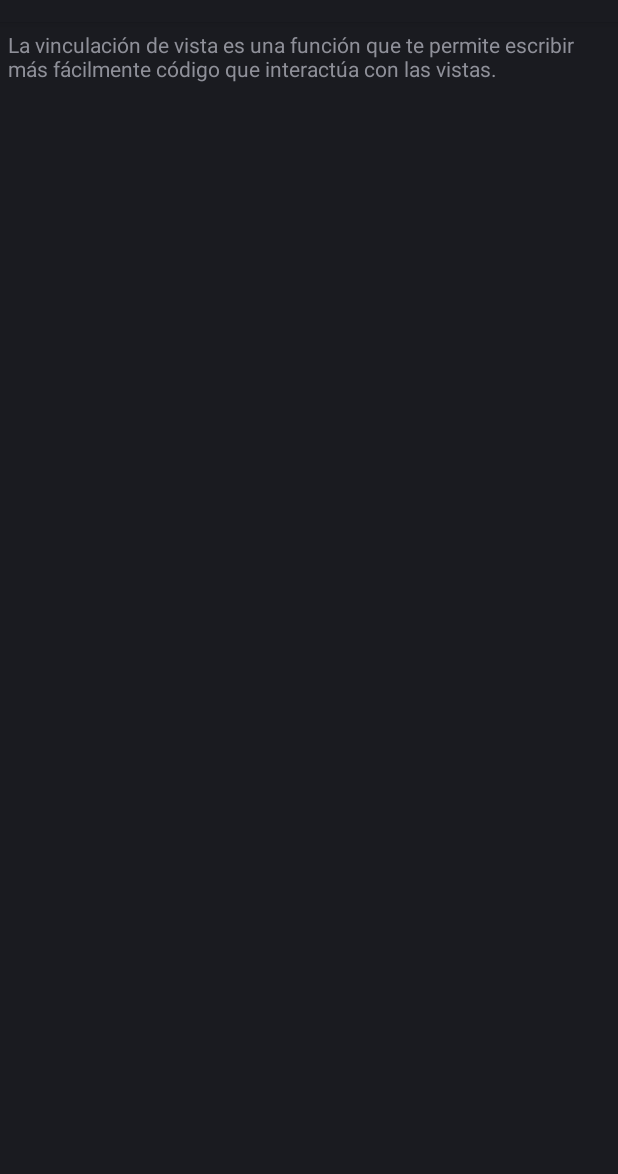
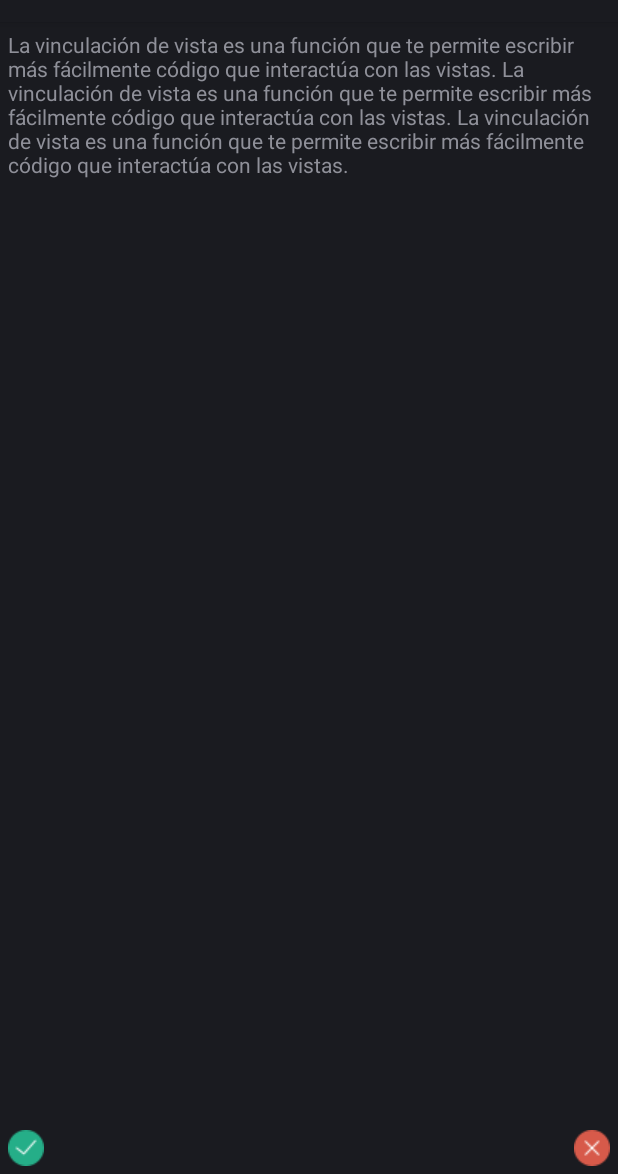
Before and after one commit to SnubSh/Wearable, an Android app: the layout activity_main.xml on its own in the app's theme, with its tools: preview values and no code run, on a phone screen of 412 x 824 dp, the part 62-1236 px from its top. Run offline under Robolectric (Android 15) with nearby library versions, the phone set to English and light mode, and no system bars; plain views replace BoxInsetLayout.

Commit message:
Clase 21-06-2022 - Scroll y botones

```diff
--- a/app/src/main/java/com/example/myapplicationwearable/MainActivity.kt
+++ b/app/src/main/java/com/example/myapplicationwearable/MainActivity.kt
@@ -2,8 +2,10 @@ package com.example.myapplicationwearable
 
 import android.app.Activity
 import android.os.Bundle
+import android.widget.Toast
 //Enlazar elementos de la vista con el codigo
 import com.example.myapplicationwearable.databinding.ActivityMainBinding
+import android.widget.Toast.makeText as makeText1
 
 class MainActivity : Activity() {
 
@@ -18,6 +20,11 @@ class MainActivity : Activity() {
 
         //Modificar el valor del TextView
         //binding.text.text="La vinculación de vista es una función que te permite escribir más fácilmente código que interactúa con las vistas."
-
+        binding.btnCheck.setOnClickListener{
+            Toast.makeText(this, "Aceptar", Toast.LENGTH_SHORT).show()
+        }
+        binding.btnCancel.setOnClickListener{
+            Toast.makeText(this, "Cancelar", Toast.LENGTH_SHORT).show()
+        }
     }
 }
--- a/app/src/main/res/layout/activity_main.xml
+++ b/app/src/main/res/layout/activity_main.xml
@@ -14,11 +14,41 @@
         android:padding="@dimen/inner_frame_layout_padding"
         app:layout_boxedEdges="all">
 
-        <TextView
-            android:id="@+id/text"
+        <ScrollView
+            android:layout_width="match_parent"
+            android:layout_height="match_parent">
+
+            <LinearLayout
+                android:layout_width="match_parent"
+                android:layout_height="wrap_content"
+                android:orientation="vertical">
+
+                <TextView
+
+                    android:id="@+id/text"
+                    android:layout_width="wrap_content"
+                    android:layout_height="wrap_content"
+                    android:text="@string/hello" />
+
+            </LinearLayout>
+        </ScrollView>
+
+        <ImageButton
+
+            android:background="@android:color/transparent"
+            android:id="@+id/btnCheck"
             android:layout_width="wrap_content"
             android:layout_height="wrap_content"
-            android:text="@string/hello"/>
+            android:layout_gravity="bottom"
+            android:src="@drawable/exito" />
+
+        <ImageButton
+            android:background="@android:color/transparent"
+            android:id="@+id/btnCancel"
+            android:layout_width="wrap_content"
+            android:layout_height="wrap_content"
+            android:layout_gravity="bottom|right"
+            android:src="@drawable/error" />
 
     </FrameLayout>
 </androidx.wear.widget.BoxInsetLayout>
--- a/app/src/main/res/values-round/strings.xml
+++ b/app/src/main/res/values-round/strings.xml
@@ -1,3 +1,10 @@
 <resources>
-    <string name="hello">La vinculación de vista es una función que te permite escribir más fácilmente código que interactúa con las vistas.</string>
+    <string name="hello">
+        La vinculación de vista es una función que te permite escribir más fácilmente
+        código que interactúa con las vistas.
+        La vinculación de vista es una función que te permite escribir más fácilmente
+        código que interactúa con las vistas.
+        La vinculación de vista es una función que te permite escribir más fácilmente
+        código que interactúa con las vistas.
+    </string>
 </resources>
--- a/app/src/main/res/values/strings.xml
+++ b/app/src/main/res/values/strings.xml
@@ -4,5 +4,12 @@
     This string is used for square devices and overridden by hello_world in
     values-round/strings.xml for round devices.
     -->
-    <string name="hello">La vinculación de vista es una función que te permite escribir más fácilmente código que interactúa con las vistas.</string>
+    <string name="hello">
+        La vinculación de vista es una función que te permite escribir más fácilmente
+        código que interactúa con las vistas.
+        La vinculación de vista es una función que te permite escribir más fácilmente
+        código que interactúa con las vistas.
+        La vinculación de vista es una función que te permite escribir más fácilmente
+        código que interactúa con las vistas.
+    </string>
 </resources>
```
Also changed, not shown: app/src/main/res/drawable/error.png (added), app/src/main/res/drawable/exito.png (added).
